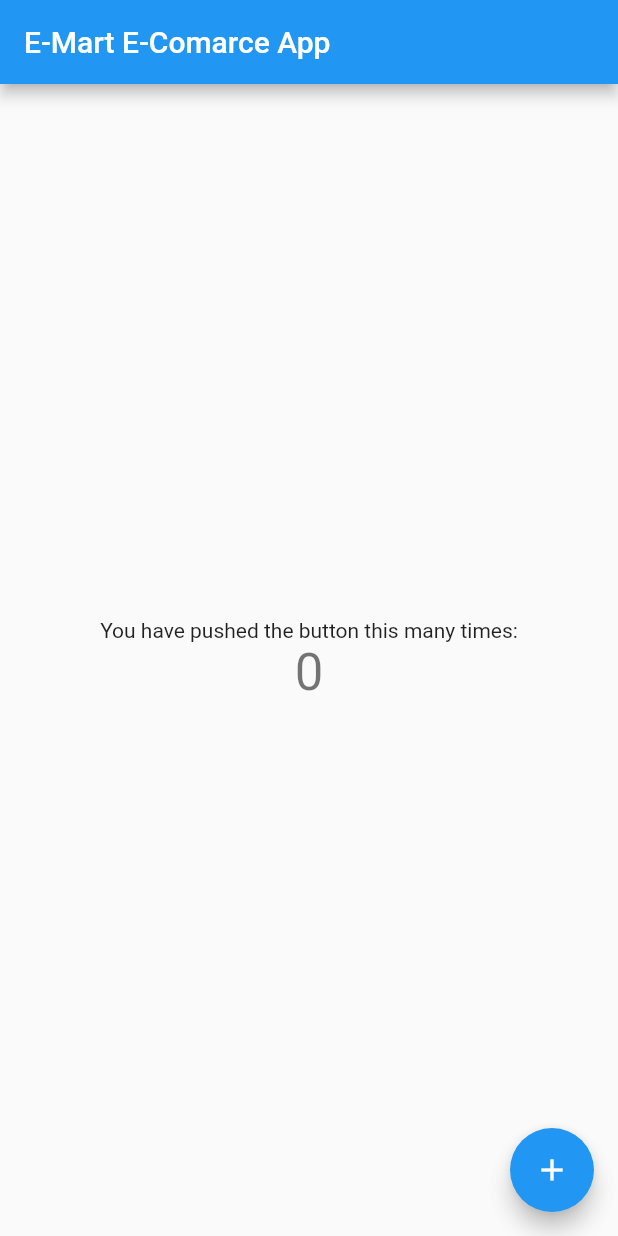
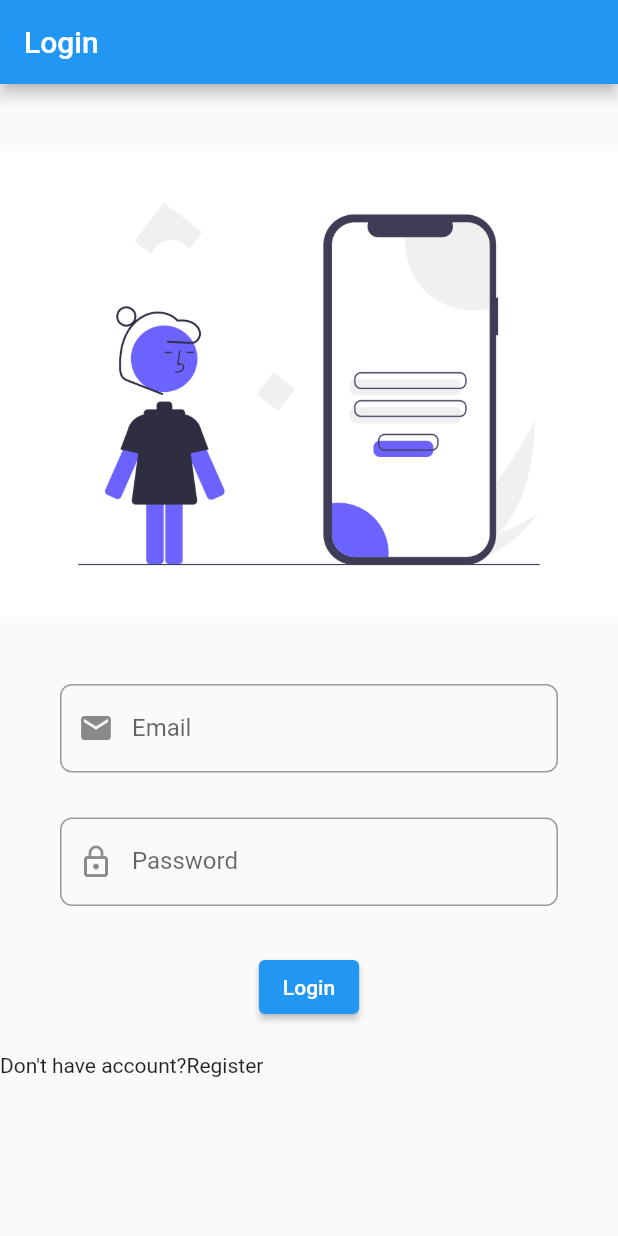
Before and after one commit to muhammadosmanfaruk/e_mart, a Flutter app: the screen it shows after launch, on a phone screen of 412 x 824 dp. Run offline on Flutter 3.47's test engine with Material 2 defaults, Android fonts, the phone set to English and light mode, and no system bars.

Commit message:
E-Commerce Project

```diff
--- a/lib/main.dart
+++ b/lib/main.dart
@@ -1,3 +1,4 @@
+import 'package:e_mart/screens/splash_screen.dart';
 import 'package:flutter/material.dart';
 
 void main() {
@@ -10,63 +11,12 @@ class MyApp extends StatelessWidget {
   Widget build(BuildContext context) {
     return MaterialApp(
       title: 'E-Mart App',
+      debugShowCheckedModeBanner: false,
       theme: ThemeData(
         primarySwatch: Colors.blue,
       ),
-      home: MyHomePage(title: 'E-Mart E-Comarce App'),
+      home: SplashScreen(),
     );
   }
-}
 
-class MyHomePage extends StatefulWidget {
-  MyHomePage({Key? key, required this.title}) : super(key: key);
-
-  final String title;
-
-  @override
-  _MyHomePageState createState() => _MyHomePageState();
-}
-
-class _MyHomePageState extends State<MyHomePage> {
-  int _counter = 0;
-
-  void _incrementCounter() {
-    setState(() {
-
-      _counter++;
-    });
   }
-
-  @override
-  Widget build(BuildContext context) {
-    return Scaffold(
-      appBar: AppBar(
-        // Here we take the value from the MyHomePage object that was created by
-        // the App.build method, and use it to set our appbar title.
-        title: Text(widget.title),
-      ),
-      body: Center(
-        // Center is a layout widget. It takes a single child and positions it
-        // in the middle of the parent.
-        child: Column(
-
-          mainAxisAlignment: MainAxisAlignment.center,
-          children: <Widget>[
-            Text(
-              'You have pushed the button this many times:',
-            ),
-            Text(
-              '$_counter',
-              style: Theme.of(context).textTheme.headline4,
-            ),
-          ],
-        ),
-      ),
-      floatingActionButton: FloatingActionButton(
-        onPressed: _incrementCounter,
-        tooltip: 'Increment',
-        child: Icon(Icons.add),
-      ), // This trailing comma makes auto-formatting nicer for build methods.
-    );
-  }
-}
--- /dev/null
+++ b/lib/screens/login_page.dart
@@ -0,0 +1,76 @@
+import 'dart:async';
+
+import 'package:e_mart/screens/registration_page.dart';
+import 'package:flutter/cupertino.dart';
+import 'package:flutter/material.dart';
+
+class LoginScreen extends StatefulWidget {
+  const LoginScreen({Key? key}) : super(key: key);
+
+  @override
+  _LoginScreenState createState() => _LoginScreenState();
+}
+
+class _LoginScreenState extends State<LoginScreen> {
+  @override
+  Widget build(BuildContext context) {
+    return Scaffold(
+      appBar: AppBar(
+        title: Text("Login"),
+      ),
+      body: Column(
+        children: [
+        Image.asset("assets/images/2.png", height: 400,
+            width: 500),
+          Padding(
+            padding: const EdgeInsets.only(left: 40, right: 40),
+            child: TextField(
+              keyboardType: TextInputType.emailAddress,
+              decoration: InputDecoration(
+                prefixIcon: Icon(Icons.email),
+                hintText: "ex@gmail.com",
+                labelText: "Email",
+                border: OutlineInputBorder(
+                    borderRadius: BorderRadius.circular(8),
+                )
+
+              ),
+            ),
+          ),
+          SizedBox(
+            height: 30,
+          ),
+          Padding(
+            padding: const EdgeInsets.only(left: 40.0, right: 40),
+            child: TextField(
+              keyboardType: TextInputType.text,
+              obscureText: true,
+              decoration: InputDecoration(
+                  prefixIcon: Icon(Icons.lock_outline),
+                  hintText: "********",
+                  labelText: "Password",
+                  border: OutlineInputBorder(
+                    borderRadius: BorderRadius.circular(8),
+                  )
+              ),
+            ),
+          ),
+          SizedBox(height: 30,),
+          ElevatedButton(onPressed: (){}, child: Text("Login")),
+          SizedBox(height: 20,),
+          Row(
+            children: [
+              Text("Don't have account?"),
+              GestureDetector(
+                onTap: (){
+                  Navigator.push(context, MaterialPageRoute(builder: (contex)=> Register()));
+                },
+                child: Text("Register"),
+              )
+            ],
+          )
+  ]
+        ),
+      );
+  }
+}
--- /dev/null
+++ b/lib/screens/registration_page.dart
@@ -0,0 +1,9 @@
+import 'package:flutter/material.dart';
+class Register extends StatelessWidget {
+  const Register({Key? key}) : super(key: key);
+
+  @override
+  Widget build(BuildContext context) {
+    return Container();
+  }
+}
```
Also changed, not shown: lib/screens/splash_screen.dart (added, +45 -0 lines), lib/utils/text_style.dart (added, +20 -0 lines), pubspec.yaml (+5 -2 lines), assets/icon/11.png (added), assets/icon/22.png (added), assets/images/1.png (added), assets/images/2.png (added), assets/images/3.png (added), assets/images/4.png (added), pubspec.lock.
